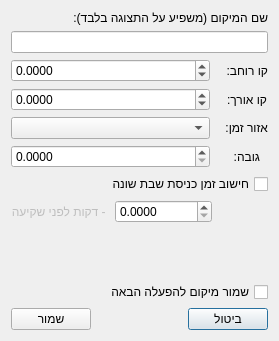
This is changelocation.ui in MosheWagner/luach as Qt 5 draws it before an edit. The edited form follows.
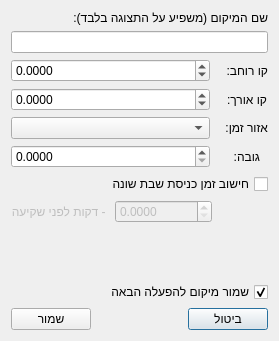
This is the edited form.

```diff
--- a/changelocation.ui
+++ b/changelocation.ui
@@ -168,6 +168,9 @@
      </item>
      <item>
       <widget class="QDoubleSpinBox" name="offsetLine">
+       <property name="enabled">
+        <bool>false</bool>
+       </property>
        <property name="sizePolicy">
         <sizepolicy hsizetype="Expanding" vsizetype="Fixed">
          <horstretch>0</horstretch>
@@ -215,6 +218,9 @@
      <property name="text">
       <string>שמור מיקום להפעלה הבאה</string>
      </property>
+     <property name="checked">
+      <bool>true</bool>
+     </property>
     </widget>
    </item>
    <item>
```
Left out of the diff: 5 changed lines with no effect on the pictures.
